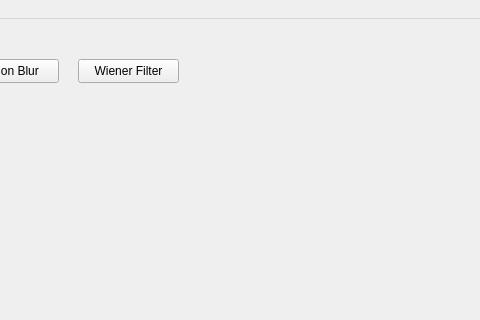
Old version of the form HW04/myui.ui in the repository WesleyCh3n/Img-Processing; both pictures show x 682 to 1162 and y 0 to 320 of the 1162 by 744 pixel window.
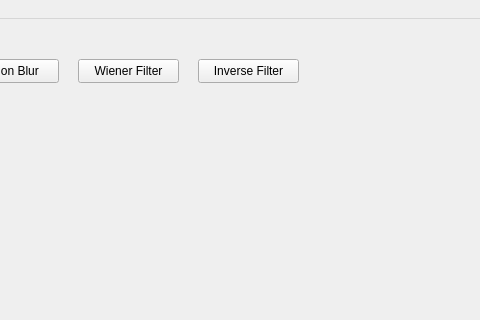
New version of the form.

```diff
--- a/HW04/myui.ui
+++ b/HW04/myui.ui
@@ -183,6 +183,19 @@
      <string>Wiener Filter</string>
     </property>
    </widget>
+   <widget class="QPushButton" name="invBn">
+    <property name="geometry">
+     <rect>
+      <x>880</x>
+      <y>40</y>
+      <width>101</width>
+      <height>24</height>
+     </rect>
+    </property>
+    <property name="text">
+     <string>Inverse Filter</string>
+    </property>
+   </widget>
   </widget>
   <widget class="QMenuBar" name="menubar">
    <property name="geometry">
```
